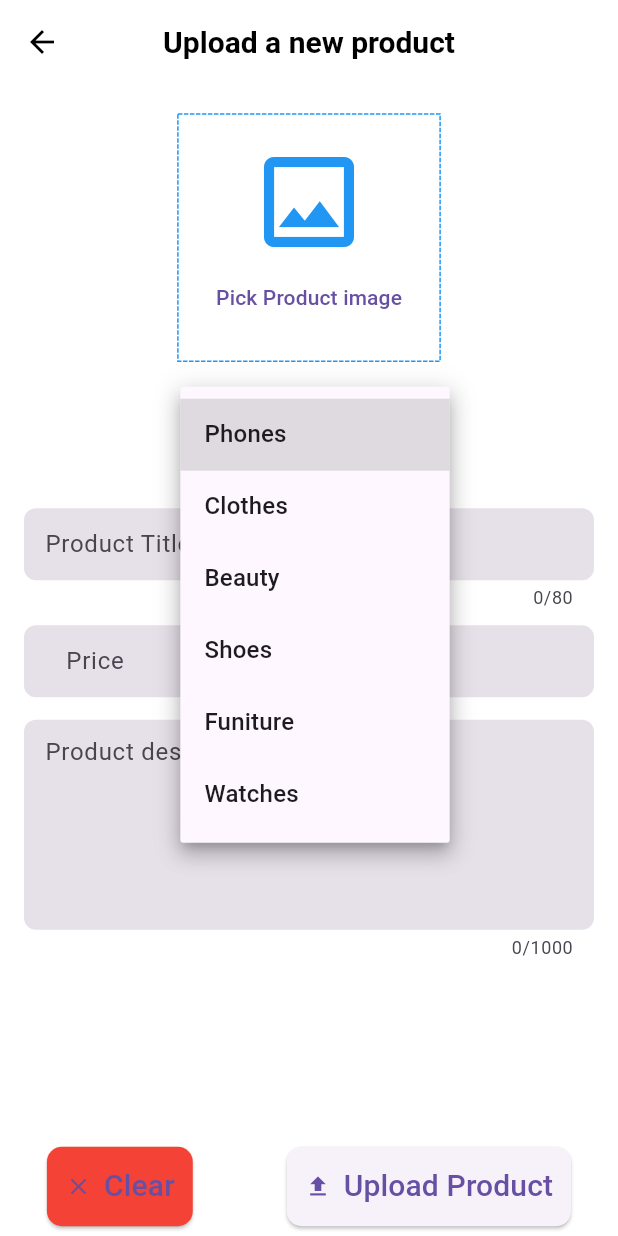
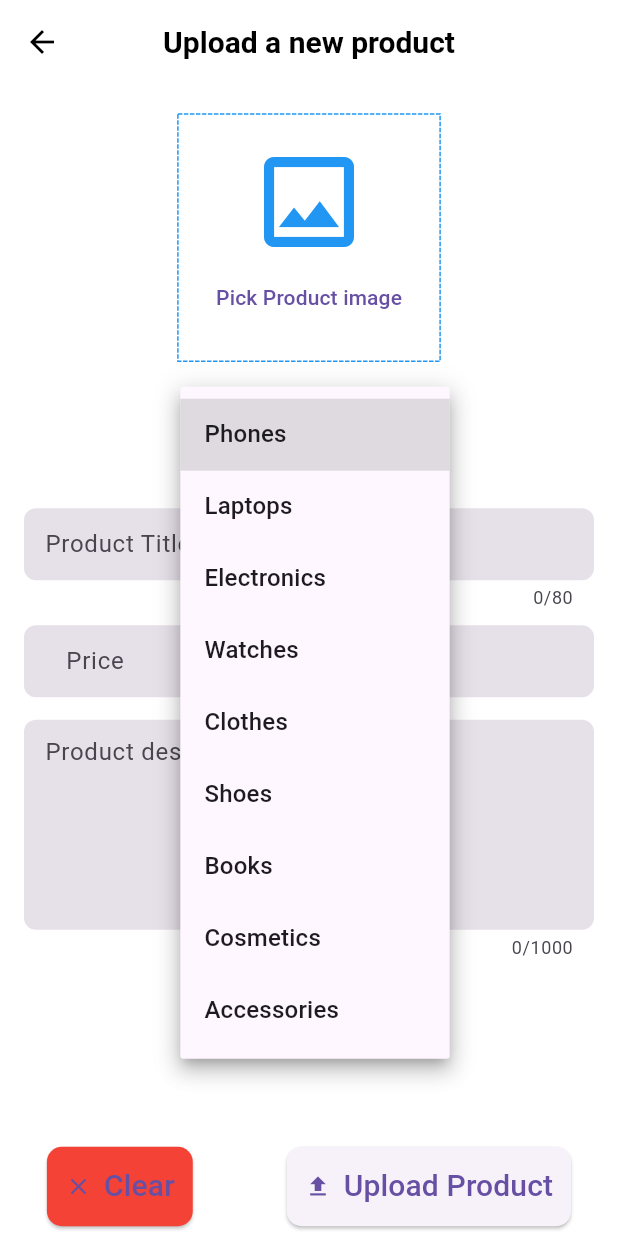
Before and after one commit to ahmedsaadbadawy/shopsmart_admin_panel, a Flutter app: the EditOrUploadProductScreen screen opened by its route, after a tap on "Select Category", on a phone screen of 412 x 824 dp. Run offline on Flutter 3.47's test engine with Material 3 defaults, Android fonts, the light colour scheme and no system bars; drawn by our look-alikes of dotted_border; our stand-ins replace fancy_shimmer_image, image_picker, shared_preferences, shimmer; missing offline and left inert: dynamic_height_grid_view; accounts and stored records are empty.

Commit message:
allow the admin to edit the product

```diff
--- a/lib/consts/app_constants.dart
+++ b/lib/consts/app_constants.dart
@@ -6,11 +6,14 @@ class AppConstants {
 
   static List<String> categoriesList = [
     'Phones',
+    'Laptops',
+    'Electronics',
+    'Watches',
     'Clothes',
-    'Beauty',
     'Shoes',
-    'Funiture',
-    'Watches',
+    'Books',
+    'Cosmetics',
+    "Accessories",
   ];
 
   static List<DropdownMenuItem<String>> get categoriesDropDownList {
--- a/lib/screens/edit_upload_product_form.dart
+++ b/lib/screens/edit_upload_product_form.dart
@@ -5,6 +5,7 @@ import 'package:flutter/material.dart';
 import 'package:flutter/services.dart';
 import 'package:image_picker/image_picker.dart';
 import '../consts/app_constants.dart';
+import '../models/product_model.dart';
 import '../services/my_app_method.dart';
 import '../widgets/subtitle_text.dart';
 
@@ -16,8 +17,9 @@ class EditOrUploadProductScreen extends StatefulWidget {
 
   const EditOrUploadProductScreen({
     super.key,
+    this.productModel,
   });
-
+  final ProductModel? productModel;
   @override
   State<EditOrUploadProductScreen> createState() =>
       _EditOrUploadProductScreenState();
@@ -26,6 +28,8 @@ class EditOrUploadProductScreen extends StatefulWidget {
 class _EditOrUploadProductScreenState extends State<EditOrUploadProductScreen> {
   final _formKey = GlobalKey<FormState>();
   XFile? _pickedImage;
+  bool isEditing = false;
+  String? productNetworkImage;
 
   late TextEditingController _titleController,
       _priceController,
@@ -34,10 +38,19 @@ class _EditOrUploadProductScreenState extends State<EditOrUploadProductScreen> {
   String? _categoryValue;
   @override
   void initState() {
-    _titleController = TextEditingController(text: "");
-    _priceController = TextEditingController(text: "");
-    _descriptionController = TextEditingController(text: "");
-    _quantityController = TextEditingController(text: "");
+    if (widget.productModel != null) {
+      isEditing = true;
+      productNetworkImage = widget.productModel!.productImage;
+      _categoryValue = widget.productModel!.productCategory;
+    }
+    _titleController =
+        TextEditingController(text: widget.productModel?.productTitle);
+    _priceController =
+        TextEditingController(text: widget.productModel?.productPrice);
+    _descriptionController =
+        TextEditingController(text: widget.productModel?.productDescription);
+    _quantityController =
+        TextEditingController(text: widget.productModel?.productQuantity);
 
     super.initState();
   }
@@ -62,6 +75,7 @@ class _EditOrUploadProductScreenState extends State<EditOrUploadProductScreen> {
   void removePickedImage() {
     setState(() {
       _pickedImage = null;
+      productNetworkImage = null;
     });
   }
 
@@ -72,6 +86,16 @@ class _EditOrUploadProductScreenState extends State<EditOrUploadProductScreen> {
         subtitle: "Category is empty",
         fct: () {},
       );
+
+      return;
+    }
+    if (_pickedImage == null) {
+      MyAppMethods.showErrorORWarningDialog(
+        context: context,
+        subtitle: "Please pick up an image",
+        fct: () {},
+      );
+
       return;
     }
     final isValid = _formKey.currentState!.validate();
@@ -82,7 +106,14 @@ class _EditOrUploadProductScreenState extends State<EditOrUploadProductScreen> {
   Future<void> _editProduct() async {
     final isValid = _formKey.currentState!.validate();
     FocusScope.of(context).unfocus();
-
+    if (_pickedImage == null && productNetworkImage == null) {
+      MyAppMethods.showErrorORWarningDialog(
+        context: context,
+        subtitle: "Please pick up an image",
+        fct: () {},
+      );
+      return;
+    }
     if (isValid) {}
   }
 
@@ -151,14 +182,18 @@ class _EditOrUploadProductScreenState extends State<EditOrUploadProductScreen> {
                     ),
                   ),
                   icon: const Icon(Icons.upload),
-                  label: const Text(
-                    "Upload Product",
-                    style: TextStyle(
+                  label: Text(
+                    isEditing ? "Edit Product" : "Upload Product",
+                    style: const TextStyle(
                       fontSize: 20,
                     ),
                   ),
                   onPressed: () {
-                    _uploadProduct();
+                    if (isEditing) {
+                      _editProduct();
+                    } else {
+                      _uploadProduct();
+                    }
                   },
                 ),
               ],
@@ -178,7 +213,16 @@ class _EditOrUploadProductScreenState extends State<EditOrUploadProductScreen> {
                 const SizedBox(
                   height: 20,
                 ),
-                if (_pickedImage == null) ...[
+                if (isEditing && productNetworkImage != null) ...[
+                  ClipRRect(
+                    borderRadius: BorderRadius.circular(12),
+                    child: Image.network(
+                      productNetworkImage!,
+                      height: size.width * 0.5,
+                      alignment: Alignment.center,
+                    ),
+                  ),
+                ] else if (_pickedImage == null) ...[
                   SizedBox(
                     width: size.width * 0.4 + 10,
                     height: size.width * 0.4,
@@ -218,7 +262,7 @@ class _EditOrUploadProductScreenState extends State<EditOrUploadProductScreen> {
                     ),
                   ),
                 ],
-                if (_pickedImage != null) ...[
+                if (_pickedImage != null && productNetworkImage != null) ...[
                   Row(
                     mainAxisAlignment: MainAxisAlignment.center,
                     children: [
@@ -244,7 +288,7 @@ class _EditOrUploadProductScreenState extends State<EditOrUploadProductScreen> {
                   height: 25,
                 ),
                 DropdownButton<String>(
-                  hint: const Text("Select Category"),
+                  hint: Text(_categoryValue ?? "Select Category"),
                   value: _categoryValue,
                   items: AppConstants.categoriesDropDownList,
                   onChanged: (String? value) {
--- a/lib/widgets/product_widget.dart
+++ b/lib/widgets/product_widget.dart
@@ -1,6 +1,7 @@
 import 'package:fancy_shimmer_image/fancy_shimmer_image.dart';
 import 'package:flutter/material.dart';
 import 'package:provider/provider.dart';
+import '../screens/edit_upload_product_form.dart';
 import '../providers/product_provider.dart';
 import 'subtitle_text.dart';
 import 'title_text.dart';
@@ -29,11 +30,12 @@ class _ProductWidgetState extends State<ProductWidget> {
             padding: const EdgeInsets.all(3.0),
             child: GestureDetector(
               onTap: () async {
-                // await Navigator.pushNamed(
-                //   context,
-                //   ProductDetails.routName,
-                //   arguments: getCurrProduct.productId,
-                // );
+                Navigator.push(
+                    context,
+                    MaterialPageRoute(
+                        builder: (context) => EditOrUploadProductScreen(
+                              productModel: getCurrProduct,
+                            )));
               },
               child: Column(
                 children: [
```
